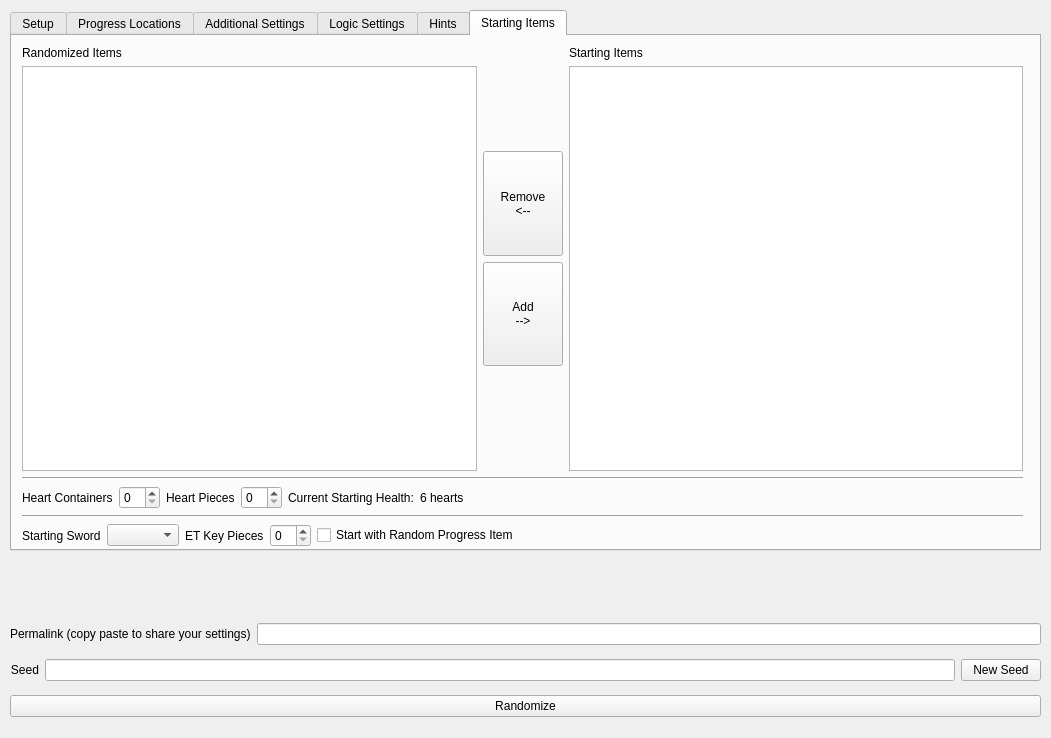
Above: gui/randogui.ui from ssrando/ssrando before the change. Below: the same form after it.
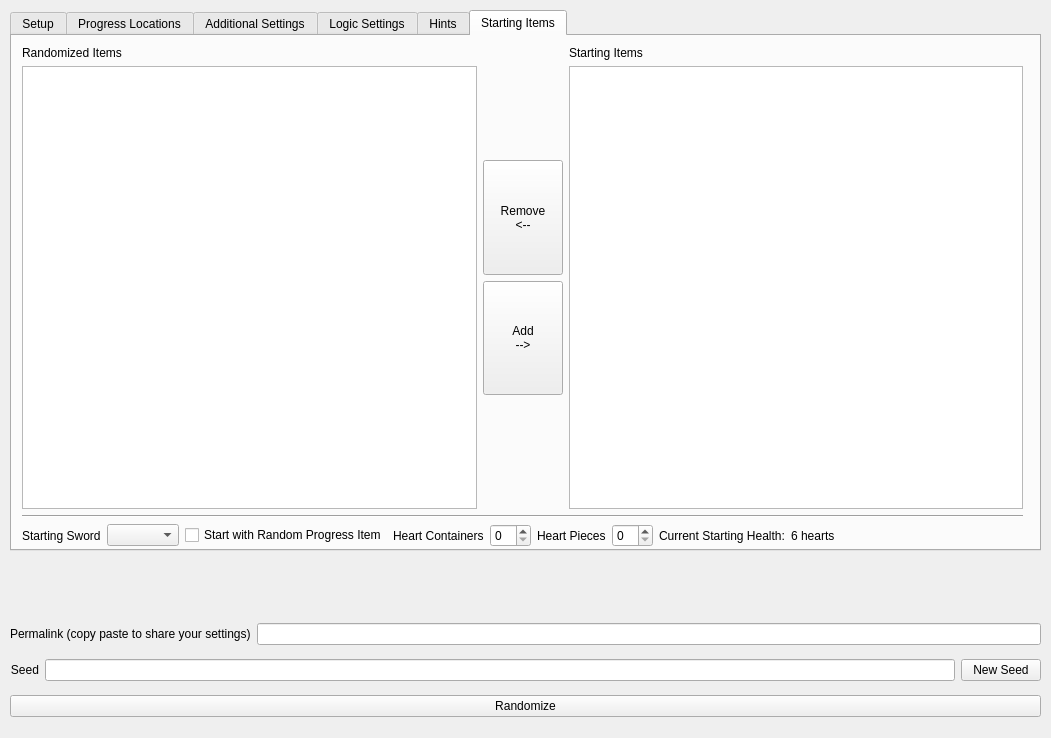
That is the form after the change. The open tabs and pages were chosen to show the change.

Commit message: Move ET key pieces into the starting item list

```diff
--- a/gui/randogui.ui
+++ b/gui/randogui.ui
@@ -1903,7 +1903,40 @@
         </widget>
        </item>
        <item>
-        <layout class="QHBoxLayout" name="horizontalLayout_2">
+        <layout class="QHBoxLayout" name="horizontalLayout_2"/>
+       </item>
+       <item>
+        <layout class="QHBoxLayout" name="horizontalLayout_27">
+         <property name="bottomMargin">
+          <number>0</number>
+         </property>
+         <item>
+          <layout class="QHBoxLayout" name="horizontalLayout_5">
+           <item>
+            <widget class="QLabel" name="label_for_option_starting_sword">
+             <property name="text">
+              <string>Starting Sword</string>
+             </property>
+            </widget>
+           </item>
+           <item>
+            <widget class="QComboBox" name="option_starting_sword"/>
+           </item>
+          </layout>
+         </item>
+         <item>
+          <widget class="QCheckBox" name="option_random_starting_item">
+           <property name="sizePolicy">
+            <sizepolicy hsizetype="Minimum" vsizetype="Fixed">
+             <horstretch>0</horstretch>
+             <verstretch>0</verstretch>
+            </sizepolicy>
+           </property>
+           <property name="text">
+            <string>Start with Random Progress Item</string>
+           </property>
+          </widget>
+         </item>
          <item>
           <layout class="QHBoxLayout" name="horizontalLayout_28">
            <item>
@@ -1935,6 +1968,8 @@
              </property>
             </widget>
            </item>
+          </layout>
+         </item>
            <item>
             <layout class="QHBoxLayout" name="horizontalLayout_29">
              <item>
@@ -1979,76 +2014,6 @@
             <widget class="QLabel" name="current_starting_health_counter">
              <property name="text">
               <string>6 hearts</string>
-             </property>
-            </widget>
-           </item>
-           <item>
-            <spacer name="horizontalSpacer">
-             <property name="orientation">
-              <enum>Qt::Horizontal</enum>
-             </property>
-             <property name="sizeHint" stdset="0">
-              <size>
-               <width>40</width>
-               <height>20</height>
-              </size>
-             </property>
-            </spacer>
-           </item>
-          </layout>
-         </item>
-        </layout>
-       </item>
-       <item>
-        <widget class="Line" name="line_2">
-         <property name="orientation">
-          <enum>Qt::Horizontal</enum>
-         </property>
-        </widget>
-       </item>
-       <item>
-        <layout class="QHBoxLayout" name="horizontalLayout_27">
-         <property name="bottomMargin">
-          <number>0</number>
-         </property>
-         <item>
-          <layout class="QHBoxLayout" name="horizontalLayout_5">
-           <item>
-            <widget class="QLabel" name="label_for_option_starting_sword">
-             <property name="text">
-              <string>Starting Sword</string>
-             </property>
-            </widget>
-           </item>
-           <item>
-            <widget class="QComboBox" name="option_starting_sword"/>
-           </item>
-          </layout>
-         </item>
-         <item>
-          <layout class="QHBoxLayout" name="horizontalLayout_13">
-           <item>
-            <widget class="QLabel" name="label_for_option_et_key_pieces">
-             <property name="text">
-              <string>ET Key Pieces</string>
-             </property>
-            </widget>
-           </item>
-           <item>
-            <widget class="QSpinBox" name="option_et_key_pieces"/>
-           </item>
-          </layout>
-         </item>
-         <item>
-          <widget class="QCheckBox" name="option_random_starting_item">
-           <property name="sizePolicy">
-            <sizepolicy hsizetype="Minimum" vsizetype="Fixed">
-             <horstretch>0</horstretch>
-             <verstretch>0</verstretch>
-            </sizepolicy>
-           </property>
-           <property name="text">
-            <string>Start with Random Progress Item</string>
            </property>
           </widget>
          </item>
```
Left out of the diff: 2 changed lines with no effect on the pictures. Lines whose indentation alone changed are shown as unchanged. The commit also changes 3 other files.
